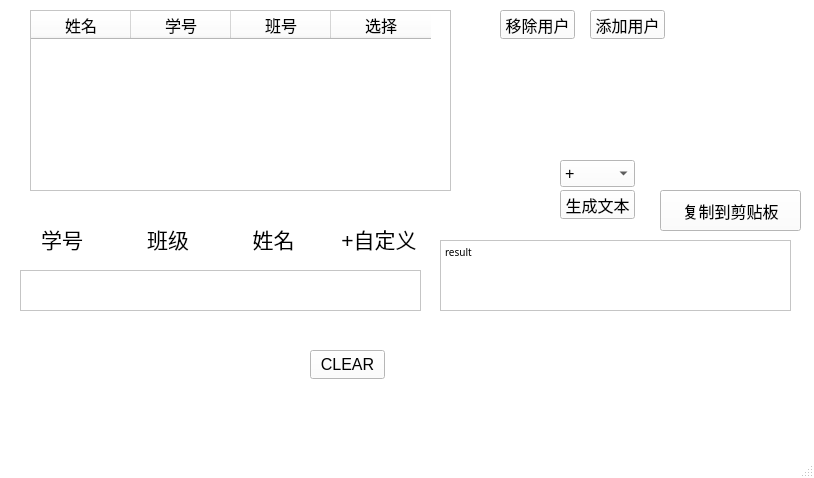
Qt form ui/mainWindow.ui (dake0805/ExperimentFileNameGenerater) before a commit.
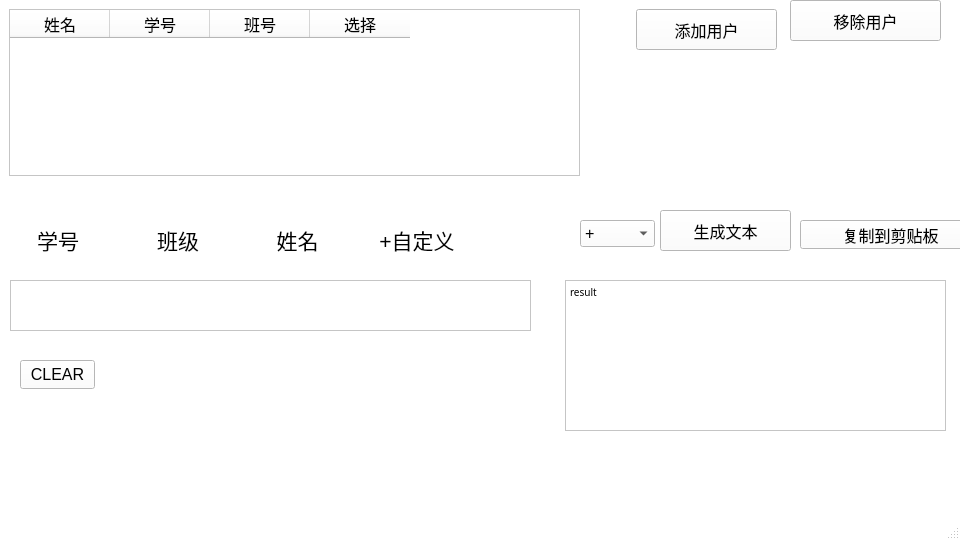
The same form after that commit.

Patch:
```diff
--- a/ui/mainWindow.ui
+++ b/ui/mainWindow.ui
@@ -6,10 +6,22 @@
    <rect>
     <x>0</x>
     <y>0</y>
-    <width>814</width>
-    <height>478</height>
+    <width>960</width>
+    <height>540</height>
    </rect>
   </property>
+  <property name="minimumSize">
+   <size>
+    <width>960</width>
+    <height>540</height>
+   </size>
+  </property>
+  <property name="maximumSize">
+   <size>
+    <width>960</width>
+    <height>540</height>
+   </size>
+  </property>
   <property name="palette">
    <palette>
     <active>
@@ -462,14 +474,14 @@
    <widget class="QPushButton" name="add_user_button">
     <property name="geometry">
      <rect>
-      <x>590</x>
-      <y>10</y>
-      <width>75</width>
-      <height>29</height>
+      <x>636</x>
+      <y>9</y>
+      <width>141</width>
+      <height>41</height>
      </rect>
     </property>
     <property name="sizePolicy">
-     <sizepolicy hsizetype="Fixed" vsizetype="Preferred">
+     <sizepolicy hsizetype="Minimum" vsizetype="Preferred">
       <horstretch>0</horstretch>
       <verstretch>0</verstretch>
      </sizepolicy>
@@ -487,14 +499,14 @@
    <widget class="QPushButton" name="remove_user_button">
     <property name="geometry">
      <rect>
-      <x>500</x>
-      <y>10</y>
-      <width>75</width>
-      <height>29</height>
+      <x>790</x>
+      <y>0</y>
+      <width>151</width>
+      <height>41</height>
      </rect>
     </property>
     <property name="sizePolicy">
-     <sizepolicy hsizetype="Fixed" vsizetype="Preferred">
+     <sizepolicy hsizetype="Minimum" vsizetype="Preferred">
       <horstretch>0</horstretch>
       <verstretch>0</verstretch>
      </sizepolicy>
@@ -512,10 +524,10 @@
    <widget class="QTableWidget" name="tableWidget">
     <property name="geometry">
      <rect>
-      <x>30</x>
-      <y>10</y>
-      <width>421</width>
-      <height>181</height>
+      <x>9</x>
+      <y>9</y>
+      <width>571</width>
+      <height>167</height>
      </rect>
     </property>
     <property name="sizePolicy">
@@ -564,8 +576,8 @@
    <widget class="QPushButton" name="clear_choose_button">
     <property name="geometry">
      <rect>
-      <x>310</x>
-      <y>350</y>
+      <x>20</x>
+      <y>360</y>
       <width>75</width>
       <height>29</height>
      </rect>
@@ -586,10 +598,10 @@
     </property>
     <property name="geometry">
      <rect>
-      <x>440</x>
-      <y>240</y>
-      <width>351</width>
-      <height>71</height>
+      <x>565</x>
+      <y>280</y>
+      <width>381</width>
+      <height>151</height>
      </rect>
     </property>
     <property name="font">
@@ -612,10 +624,10 @@
    <widget class="QListWidget" name="choose_form">
     <property name="geometry">
      <rect>
-      <x>20</x>
-      <y>270</y>
-      <width>401</width>
-      <height>41</height>
+      <x>10</x>
+      <y>280</y>
+      <width>521</width>
+      <height>51</height>
      </rect>
     </property>
     <property name="sizePolicy">
@@ -646,8 +658,8 @@
    <widget class="QComboBox" name="choose_delimiter">
     <property name="geometry">
      <rect>
-      <x>560</x>
-      <y>160</y>
+      <x>580</x>
+      <y>220</y>
       <width>75</width>
       <height>27</height>
      </rect>
@@ -692,12 +704,18 @@
    <widget class="QPushButton" name="generate_result_button">
     <property name="geometry">
      <rect>
-      <x>560</x>
-      <y>190</y>
-      <width>75</width>
-      <height>29</height>
+      <x>660</x>
+      <y>210</y>
+      <width>131</width>
+      <height>41</height>
      </rect>
     </property>
+    <property name="sizePolicy">
+     <sizepolicy hsizetype="Minimum" vsizetype="Preferred">
+      <horstretch>0</horstretch>
+      <verstretch>0</verstretch>
+     </sizepolicy>
+    </property>
     <property name="font">
      <font>
       <family>Microsoft YaHei UI</family>
@@ -711,10 +729,10 @@
    <widget class="QWidget" name="layoutWidget">
     <property name="geometry">
      <rect>
-      <x>20</x>
-      <y>220</y>
-      <width>401</width>
-      <height>38</height>
+      <x>9</x>
+      <y>217</y>
+      <width>457</width>
+      <height>46</height>
      </rect>
     </property>
     <layout class="QHBoxLayout" name="horizontalLayout">
@@ -817,10 +835,10 @@
    <widget class="QPushButton" name="generate_clipbord_button">
     <property name="geometry">
      <rect>
-      <x>660</x>
-      <y>190</y>
-      <width>141</width>
-      <height>41</height>
+      <x>800</x>
+      <y>220</y>
+      <width>181</width>
+      <height>29</height>
      </rect>
     </property>
     <property name="sizePolicy">
```
Left out of the diff: 4 changed lines with no effect on the pictures.
